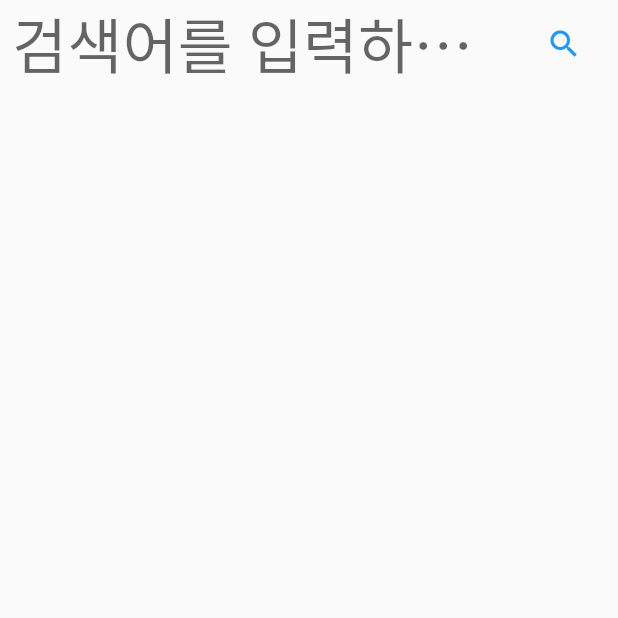
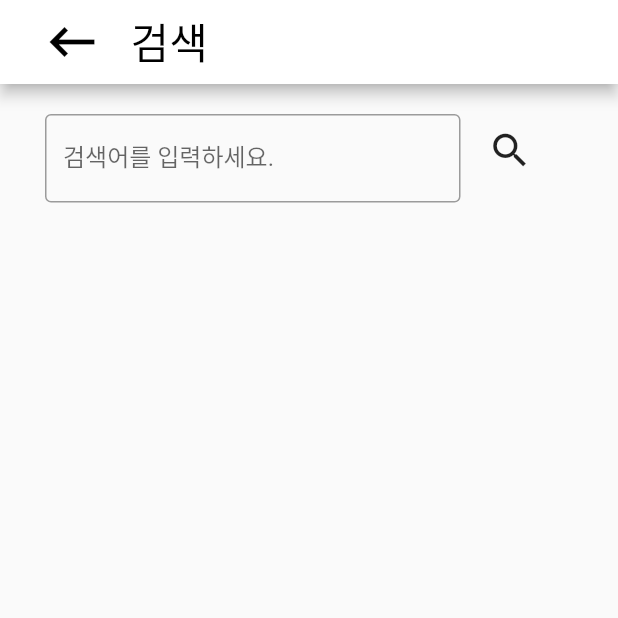
Before and after one commit to SRCdevvv/BillRun, a Flutter app: the screen it shows after launch, after a tap on the "search" icon, on a phone screen of 412 x 824 dp, the top half of it. Run offline on Flutter 3.47's test engine with Material 2 defaults, Android fonts, the phone set to English and light mode, and no system bars; our stand-ins replace carousel_slider, flutter_spinkit, get, image_picker; network calls fail.

Commit message:
use GetX

```diff
--- a/bilrun/lib/widgets/search.dart
+++ b/bilrun/lib/widgets/search.dart
@@ -1,16 +1,6 @@
 import 'package:flutter/material.dart';
+import 'package:get/get.dart';
 
-void main() => runApp(SearchbarApp());
-
-class SearchbarApp extends StatelessWidget {
-  @override
-  Widget build(BuildContext context) {
-    return MaterialApp(
-      title:'searchbar',
-      home: SearchbarScreen(),
-    );
-  }
-}
 
 class SearchbarScreen extends StatefulWidget {
   @override
@@ -23,8 +13,30 @@ class _SearchbarScreenState extends State<SearchbarScreen> {
   @override
   Widget build(BuildContext context) {
     return Scaffold(
-        appBar: null,
-        body: _buildTextComposer(),
+        appBar: AppBar(
+          backgroundColor: Colors.white,
+          leading: Padding(
+            padding: EdgeInsets.fromLTRB(20, 0, 0, 0),
+            child: IconButton(
+              icon: Icon(Icons.keyboard_backspace),
+              color: Colors.black,
+              iconSize: 40.0,
+              onPressed: () => { Get.back()},
+            ),
+          ),
+          title: Padding(
+            padding: EdgeInsets.fromLTRB(15, 0, 0, 0),
+            child: Text(
+              "검색",
+              style: TextStyle(color: Colors.black, fontSize: 28.0),
+            ),
+          ),
+          centerTitle: false,
+        ),
+        body:SafeArea(
+          child: _buildTextComposer(),
+
+        )
 
       );
 
@@ -33,43 +45,43 @@ class _SearchbarScreenState extends State<SearchbarScreen> {
 
 
   Widget _buildTextComposer() {
-    return IconTheme(
-        data: IconThemeData(color: Theme
-            .of(context)
-            .accentColor),
-        child: Container(
-          margin: const EdgeInsets.symmetric(horizontal: 8.0),
-          child: Row(
-            children: <Widget>[
-              Expanded(
-                child: Container(
-                  width: 280,
+    return Column(
 
-                  child:  TextField(
-                    controller: _textController,
-                    onSubmitted: _handleSubmitted,
-                    decoration: new InputDecoration.collapsed(
-                        hintText: "검색어를 입력하세요.",
-                        hintStyle: TextStyle(fontSize: 40),
-                    ),
+        children: <Widget>[
+
+          Row(
+            children: [
+              Container(
+                padding: EdgeInsets.fromLTRB(30, 20, 5, 10),
+                width: Get.width -100,
+                child: TextField(
+                  decoration: InputDecoration(
+                    border: OutlineInputBorder(),
+                    labelText: '검색어를 입력하세요.',
                   ),
-                  ),
+                ),
+              ),
+              Container(
+                margin: const EdgeInsets.symmetric(horizontal: 4.0),
+                child: IconButton(
+                    icon: Icon(Icons.search,size: 30,),
+                    onPressed: () => _handleSubmitted(_textController.text)),
               ),
 
 
-              Container(
-                margin: const EdgeInsets.symmetric(horizontal: 4.0),
-                child: IconButton(
-                    icon: Icon(Icons.search),
-                    onPressed: () => _handleSubmitted(_textController.text)),
-              ),
-
             ],
           ),
-        )
+
+
+
+        ],
+
 
 
     );
+
+
+
   }
   void _handleSubmitted(String text) {
     _textController.clear();
--- a/bilrun/lib/widgets/search_button.dart
+++ b/bilrun/lib/widgets/search_button.dart
@@ -1,5 +1,6 @@
 import 'package:flutter/material.dart';
 import 'package:bilrun/widgets/search.dart';
+import 'package:get/get.dart';
 
 class SearchButton extends StatelessWidget {
   @override
@@ -9,10 +10,9 @@ class SearchButton extends StatelessWidget {
         iconSize: 38.0,
         color: Colors.black,
         onPressed: () {
-          Navigator.push(
-            context,
-            MaterialPageRoute(builder: (context) => SearchbarApp()),
-          );
+            Get.to(SearchbarScreen());
+
+
         });
   }
 }
--- a/bilrun/pubspec.yaml
+++ b/bilrun/pubspec.yaml
@@ -18,6 +18,7 @@ dependencies:
   image_picker: ^0.6.7+22
   http: ^0.12.2
   flutter_spinkit: ^5.0.0
+  get: ^4.1.3
 
 
 dev_dependencies:
```
Also changed, not shown: bilrun/lib/main.dart (+5 -47 lines), bilrun/lib/screens/product_register/product_register_popup.dart (added, +25 -0 lines), bilrun/lib/screens/product_register/register_main.dart (+19 -2 lines), bilrun/lib/widgets/product_register_popup.dart (deleted, +0 -72 lines), bilrun/pubspec.lock, 14 other files.
